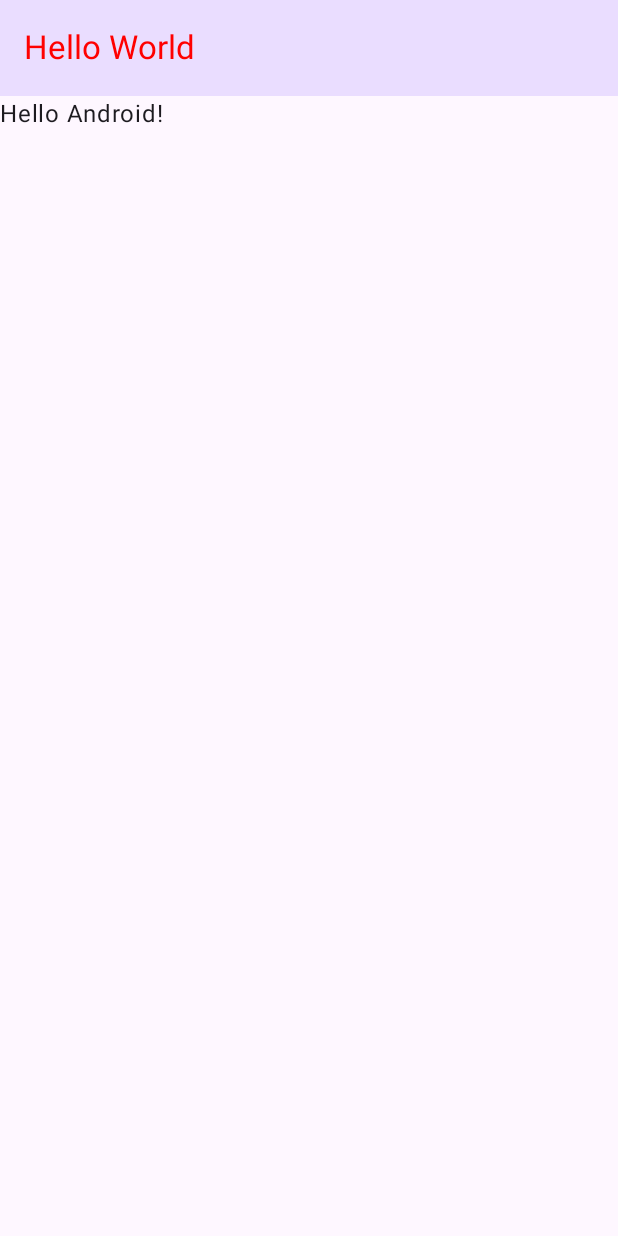
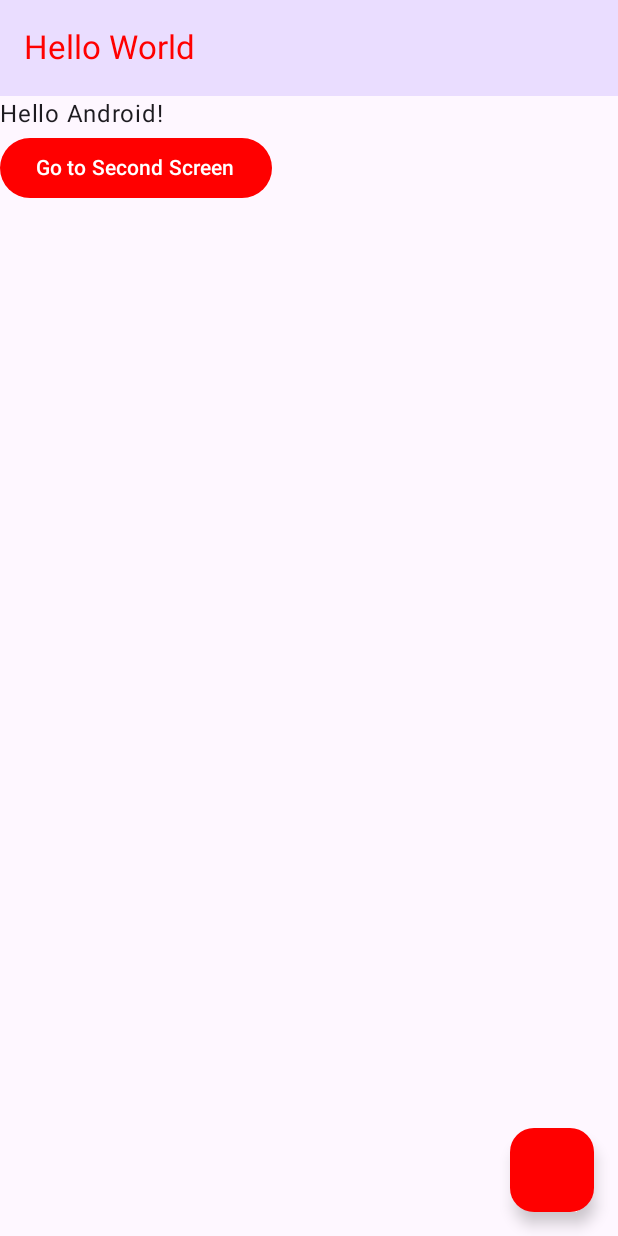
Before and after one commit to munsra/HelloWorld01, an Android app built with Jetpack Compose: the screen it shows after launch (MainActivity), on a phone screen of 412 x 824 dp. Run offline under Robolectric (Android 15) with nearby library versions, the phone set to English and light mode, and no system bars.

```diff
--- a/app/build.gradle.kts
+++ b/app/build.gradle.kts
@@ -66,4 +66,6 @@ dependencies {
     androidTestImplementation(libs.androidx.ui.test.junit4)
     debugImplementation(libs.androidx.ui.tooling)
     debugImplementation(libs.androidx.ui.test.manifest)
+
+    implementation("androidx.navigation:navigation-compose:2.7.7")
 }
--- a/app/src/main/java/org/example/helloworld01/MainActivity.kt
+++ b/app/src/main/java/org/example/helloworld01/MainActivity.kt
@@ -4,7 +4,8 @@ import android.annotation.SuppressLint
 import android.os.Bundle
 import androidx.activity.ComponentActivity
 import androidx.activity.compose.setContent
-import org.example.helloworld01.ui.presentation.screens.HomePage
+import androidx.navigation.compose.rememberNavController
+import org.example.helloworld01.ui.presentation.navigation.Navigation
 import org.example.helloworld01.ui.theme.myThemes.HelloWorld01Theme
 
 class MainActivity : ComponentActivity() {
@@ -13,7 +14,7 @@ class MainActivity : ComponentActivity() {
         super.onCreate(savedInstanceState)
         setContent {
             HelloWorld01Theme {
-                HomePage()
+                Navigation()
             }
         }
     }
--- /dev/null
+++ b/app/src/main/java/org/example/helloworld01/ui/presentation/navigation/Navigation.kt
@@ -0,0 +1,31 @@
+package org.example.helloworld01.ui.presentation.navigation
+
+import androidx.compose.runtime.Composable
+import androidx.navigation.NavHostController
+import androidx.navigation.NavType
+import androidx.navigation.compose.NavHost
+import androidx.navigation.compose.composable
+import androidx.navigation.compose.rememberNavController
+import androidx.navigation.navArgument
+import org.example.helloworld01.ui.presentation.screens.HomePage
+import org.example.helloworld01.ui.presentation.screens.MainPage
+
+@Composable
+fun Navigation() {
+    val navController = rememberNavController()
+    NavHost(
+        navController = navController,
+        startDestination = "Home"
+    ) {
+        composable(route = "Home") {
+            HomePage(
+                onNextPage = {
+                    navController.navigate("MainPage")
+                }
+            )
+        }
+        composable(route = "MainPage") {
+            MainPage()
+        }
+    }
+}
--- a/app/src/main/java/org/example/helloworld01/ui/presentation/screens/HomePage.kt
+++ b/app/src/main/java/org/example/helloworld01/ui/presentation/screens/HomePage.kt
@@ -1,8 +1,12 @@
 package org.example.helloworld01.ui.presentation.screens
 
+import androidx.compose.foundation.layout.Box
+import androidx.compose.foundation.layout.Column
 import androidx.compose.foundation.layout.fillMaxSize
 import androidx.compose.foundation.layout.padding
+import androidx.compose.material3.Button
 import androidx.compose.material3.ExperimentalMaterial3Api
+import androidx.compose.material3.FloatingActionButton
 import androidx.compose.material3.MaterialTheme
 import androidx.compose.material3.Scaffold
 import androidx.compose.material3.Text
@@ -10,13 +14,18 @@ import androidx.compose.material3.TopAppBar
 import androidx.compose.material3.TopAppBarDefaults
 import androidx.compose.runtime.Composable
 import androidx.compose.ui.Modifier
+import androidx.compose.ui.graphics.Color
 import androidx.compose.ui.tooling.preview.Preview
+import androidx.navigation.NavHostController
+import androidx.navigation.compose.rememberNavController
 import org.example.helloworld01.ui.presentation.components.Greeting
 import org.example.helloworld01.ui.theme.myThemes.HelloWorld01Theme
 
 @OptIn(ExperimentalMaterial3Api::class)
 @Composable
-fun HomePage(){
+fun HomePage(
+    onNextPage: () -> Unit
+){
     Scaffold(
         topBar = {
             TopAppBar(
@@ -29,12 +38,28 @@ fun HomePage(){
                 }
             )
         },
+        floatingActionButton = {
+            FloatingActionButton(
+                onClick = {},
+                containerColor = Color.Red
+            ) { }
+        },
         modifier = Modifier.fillMaxSize(),
     ) {
-        Greeting(
-            modifier = Modifier.padding(it),
-            name = "Android"
-        )
+        Box(modifier = Modifier.padding(it)){
+            Column {
+                Greeting(
+                    name = "Android"
+                )
+                Button(
+                    onClick = {
+                        onNextPage()
+                    },
+                ) {
+                    Text("Go to Second Screen")
+                }
+            }
+        }
     }
 }
 
@@ -42,6 +67,8 @@ fun HomePage(){
 @Composable
 fun HomePagePreview(){
     HelloWorld01Theme {
-        HomePage()
+        HomePage(
+            onNextPage = {}
+        )
     }
 }
--- a/gradle/libs.versions.toml
+++ b/gradle/libs.versions.toml
@@ -5,7 +5,7 @@ coreKtx = "1.13.1"
 junit = "4.13.2"
 junitVersion = "1.2.1"
 espressoCore = "3.6.1"
-lifecycleRuntimeKtx = "2.6.1"
+lifecycleRuntimeKtx = "2.8.4"
 activityCompose = "1.9.1"
 composeBom = "2024.04.01"
 
@@ -25,6 +25,7 @@ androidx-ui-test-manifest = { group = "androidx.compose.ui", name = "ui-test-man
 androidx-ui-test-junit4 = { group = "androidx.compose.ui", name = "ui-test-junit4" }
 androidx-material3 = { group = "androidx.compose.material3", name = "material3" }
 
+
 [plugins]
 android-application = { id = "com.android.application", version.ref = "agp" }
 kotlin-android = { id = "org.jetbrains.kotlin.android", version.ref = "kotlin" }
```
Also changed, not shown: app/src/main/java/org/example/helloworld01/ui/presentation/screens/MainPage.kt (added, +47 -0 lines).
